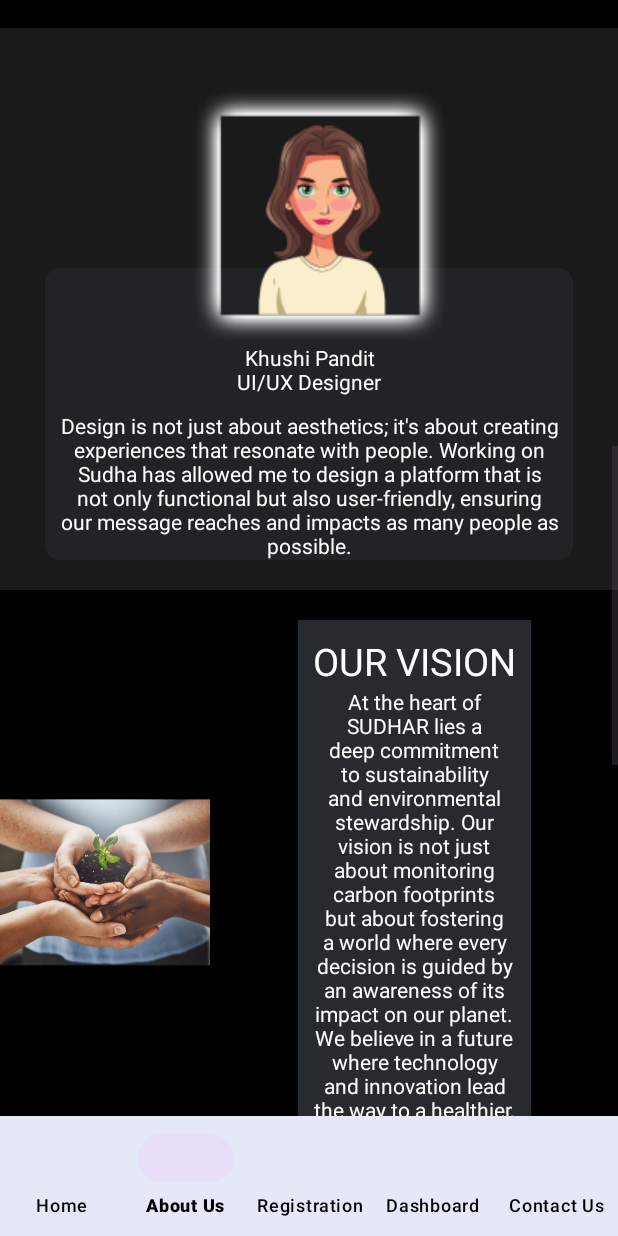
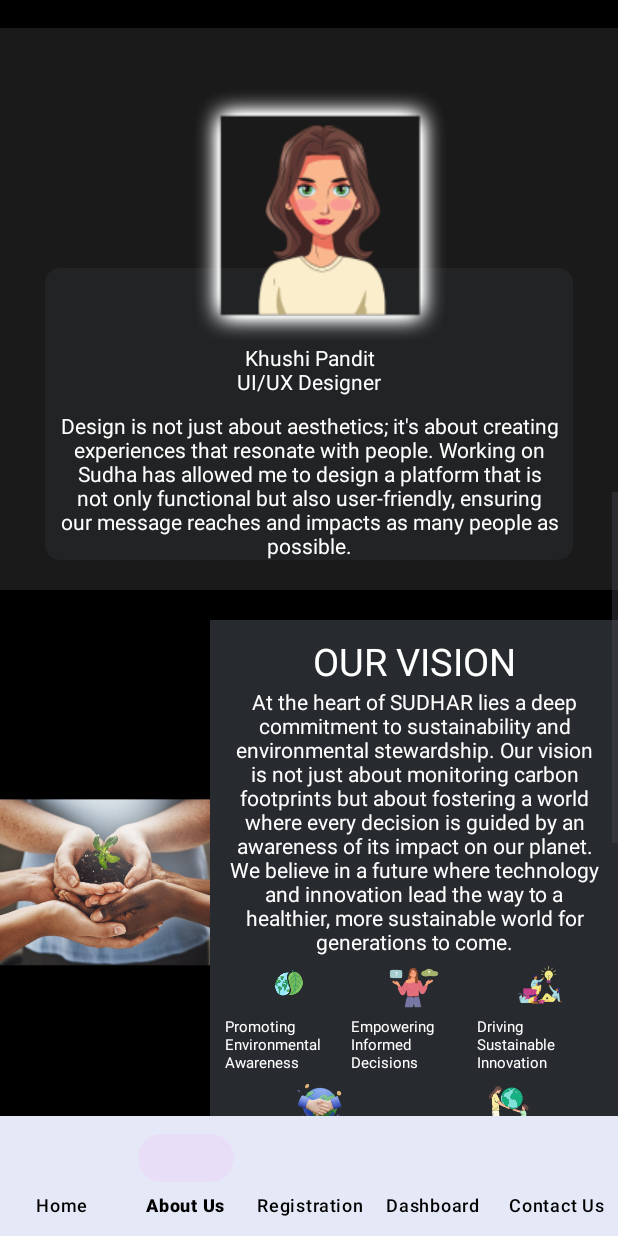
Before and after one commit to lakshya2006bhardwaj/Sudhar, an Android app: the AboutFragment screen opened through its navigation route, scrolled down 1041 dp, on a phone screen of 412 x 824 dp. Run offline under Robolectric (Android 15) with nearby library versions, the phone set to English and light mode, and no system bars; our stand-ins replace navigation-ui.

Commit message:
-About UI

```diff
--- a/app/src/main/res/layout/fragment_about.xml
+++ b/app/src/main/res/layout/fragment_about.xml
@@ -382,7 +382,7 @@
 
             <androidx.constraintlayout.widget.ConstraintLayout
                 android:id="@+id/visionconstraint"
-                android:layout_width="wrap_content"
+                android:layout_width="0dp"
                 android:layout_height="wrap_content"
                 android:layout_marginTop="20dp"
                 android:padding="10dp"
@@ -436,7 +436,7 @@
                     android:layout_width="0dp"
                     android:layout_height="40dp"
                     android:src="@drawable/aboutimg3"
-                    app:layout_constraintEnd_toStartOf="@id/img4"
+                    app:layout_constraintEnd_toEndOf="parent"
                     app:layout_constraintStart_toEndOf="@id/img2"
                     app:layout_constraintTop_toBottomOf="@id/visiondetail" />
 
@@ -446,8 +446,8 @@
                     android:layout_height="40dp"
                     android:src="@drawable/aboutimg4"
                     app:layout_constraintEnd_toStartOf="@id/img5"
-                    app:layout_constraintStart_toEndOf="@id/img3"
-                    app:layout_constraintTop_toBottomOf="@id/visiondetail" />
+                    app:layout_constraintStart_toStartOf="parent"
+                    app:layout_constraintTop_toBottomOf="@id/imgtext1" />
 
                 <ImageView
                     android:id="@+id/img5"
@@ -456,7 +456,7 @@
                     android:src="@drawable/aboutimg5"
                     app:layout_constraintEnd_toEndOf="parent"
                     app:layout_constraintStart_toEndOf="@id/img4"
-                    app:layout_constraintTop_toBottomOf="@id/visiondetail" />
+                    app:layout_constraintTop_toBottomOf="@id/imgtext1" />
 
                 <TextView
                     android:id="@+id/imgtext1"
@@ -464,6 +464,7 @@
                     android:layout_height="wrap_content"
                     android:text="Promoting Environmental Awareness"
                     android:textColor="@color/white"
+                    android:textSize="10sp"
                     app:layout_constraintEnd_toEndOf="@id/img1"
                     app:layout_constraintStart_toStartOf="@id/img1"
                     app:layout_constraintTop_toBottomOf="@id/img1" />
@@ -475,6 +476,7 @@
                     android:layout_height="wrap_content"
                     android:text="Empowering Informed Decisions"
                     android:textColor="@color/white"
+                    android:textSize="10sp"
                     app:layout_constraintEnd_toEndOf="@id/img2"
                     app:layout_constraintStart_toStartOf="@id/img2"
                     app:layout_constraintTop_toBottomOf="@id/img2" />
@@ -486,6 +488,7 @@
                     android:layout_height="wrap_content"
                     android:text="Driving Sustainable Innovation"
                     android:textColor="@color/white"
+                    android:textSize="10sp"
                     app:layout_constraintEnd_toEndOf="@id/img3"
                     app:layout_constraintStart_toStartOf="@id/img3"
                     app:layout_constraintTop_toBottomOf="@id/img3" />
@@ -497,6 +500,7 @@
                     android:layout_height="wrap_content"
                     android:text="Fostering Global Collaboration"
                     android:textColor="@color/white"
+                    android:textSize="10sp"
                     app:layout_constraintEnd_toEndOf="@id/img4"
                     app:layout_constraintStart_toStartOf="@id/img4"
                     app:layout_constraintTop_toBottomOf="@id/img4" />
@@ -508,6 +512,7 @@
                     android:layout_height="wrap_content"
                     android:text="Building a legacy for Future Generation"
                     android:textColor="@color/white"
+                    android:textSize="10sp"
                     app:layout_constraintEnd_toEndOf="@id/img5"
                     app:layout_constraintStart_toStartOf="@id/img5"
                     app:layout_constraintTop_toBottomOf="@id/img5" />
@@ -523,8 +528,9 @@
 
             <androidx.constraintlayout.widget.ConstraintLayout
                 android:id="@+id/impactconstraint"
-                android:layout_width="wrap_content"
+                android:layout_width="0dp"
                 android:layout_height="wrap_content"
+                android:padding="10dp"
                 android:background="@color/verydarlgrey"
                 app:layout_constraintBottom_toBottomOf="@id/footimg"
                 app:layout_constraintEnd_toStartOf="@id/footimg"
@@ -545,7 +551,7 @@
 
                 <TextView
                     android:id="@+id/impactdetail"
-                    android:layout_width="190dp"
+                    android:layout_width="0dp"
                     android:layout_height="wrap_content"
                     android:fontFamily="sans-serif"
                     android:gravity="center"
@@ -557,18 +563,19 @@
 
                 <ImageView
                     android:id="@+id/imgThirteen"
-                    android:layout_width="100dp"
+                    android:layout_width="0dp"
                     android:layout_height="100dp"
                     android:src="@drawable/img13_"
+                    app:layout_constraintStart_toStartOf="parent"
                     app:layout_constraintEnd_toStartOf="@id/imgSeven"
-
                     app:layout_constraintTop_toBottomOf="@id/impactdetail" />
 
                 <ImageView
                     android:id="@+id/imgSeven"
-                    android:layout_width="100dp"
+                    android:layout_width="0dp"
                     android:layout_height="100dp"
                     android:src="@drawable/img7_"
+                    app:layout_constraintStart_toEndOf="@id/imgThirteen"
                     app:layout_constraintEnd_toEndOf="parent"
                     app:layout_constraintTop_toBottomOf="@id/impactdetail" />
 
```
